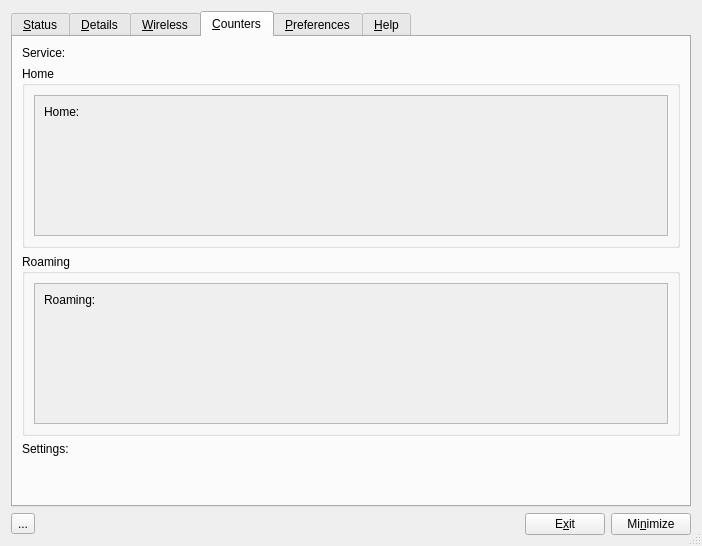
First picture: the form in code/control_box/ui/controlbox.ui, repository andrew-bibb/cmst, before the edit.
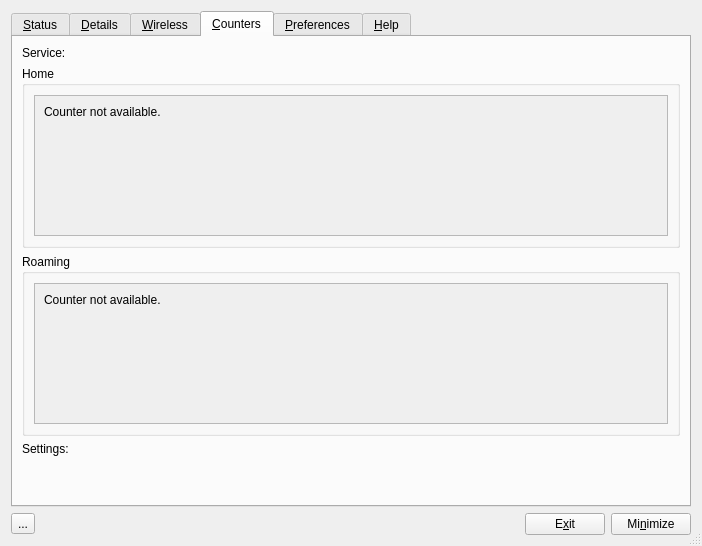
Second picture: the form after the edit. The open tabs and pages were chosen to show the change. Icons and pictures are not drawn.

Commit message: added option to disable counters

```diff
--- a/code/control_box/ui/controlbox.ui
+++ b/code/control_box/ui/controlbox.ui
@@ -621,7 +621,7 @@
                  </sizepolicy>
                 </property>
                 <property name="text">
-                 <string>Home:</string>
+                 <string>Counter not available.</string>
                 </property>
                 <property name="alignment">
                  <set>Qt::AlignLeading|Qt::AlignLeft|Qt::AlignTop</set>
@@ -680,7 +680,7 @@
                  </sizepolicy>
                 </property>
                 <property name="text">
-                 <string>Roaming:</string>
+                 <string>Counter not available.</string>
                 </property>
                 <property name="alignment">
                  <set>Qt::AlignLeading|Qt::AlignLeft|Qt::AlignTop</set>
```
Left out of the diff: 4 changed lines with no effect on the pictures. The commit also changes 4 other files.
